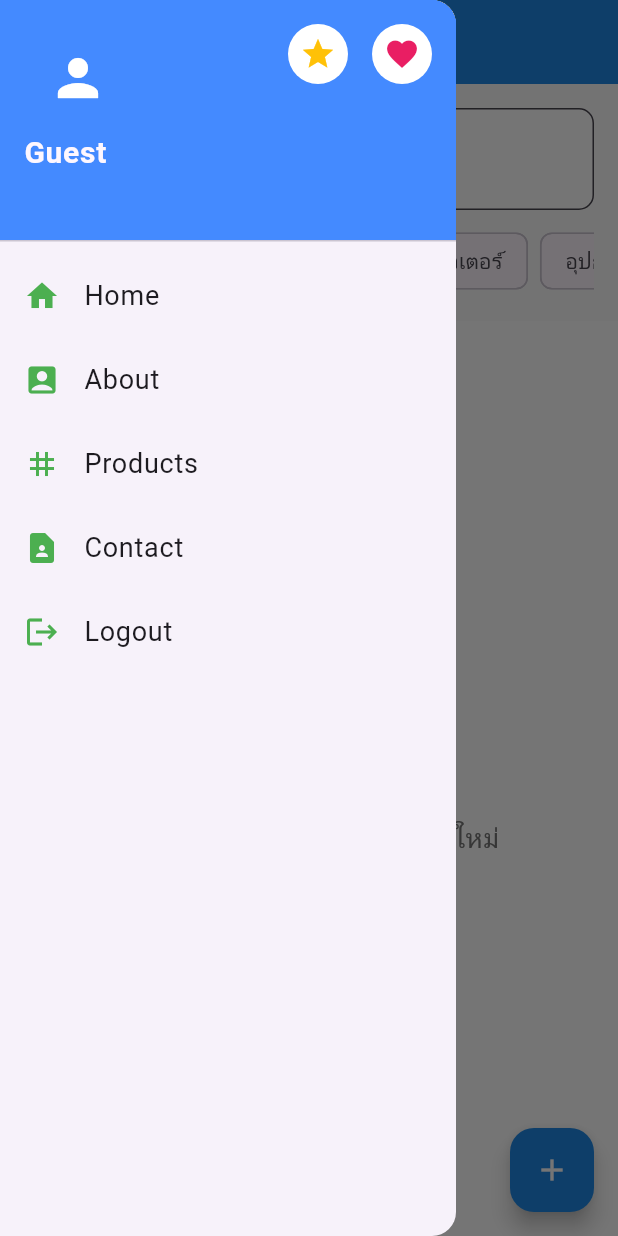
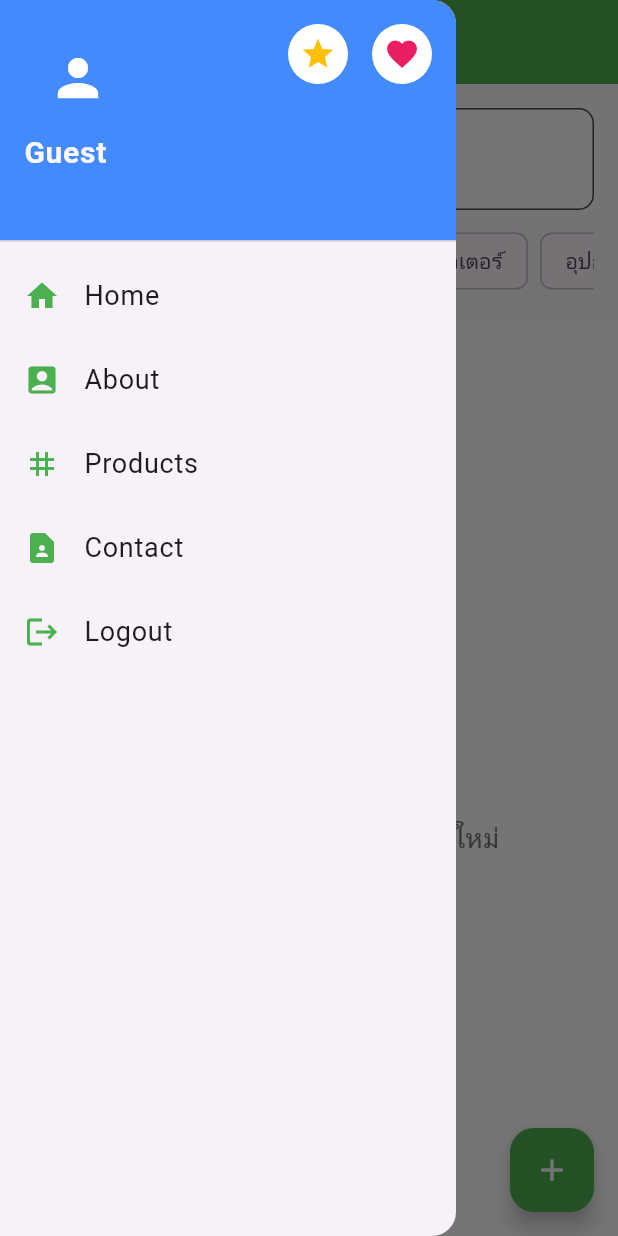
Before and after one commit to Non2412/Transaction_API, a Flutter app: the ProductsScreen screen opened by its route, with the side drawer open, on a phone screen of 412 x 824 dp. Run offline on Flutter 3.47's test engine with Material 3 defaults, Android fonts, the phone set to English and light mode, and no system bars; our stand-ins replace get, hive; accounts and stored records are empty.

Commit message:
Decorative products

```diff
--- a/lib/components/drawer.dart
+++ b/lib/components/drawer.dart
@@ -68,7 +68,7 @@ class AppDrawer extends StatelessWidget {
               },
             ),
             ListTile(
-              leading: Icon(Icons.contact_page, color: Colors.green),
+              leading: Icon(Icons.contact_page, color: const Color.fromRGBO(76, 175, 80, 1)),
               title: Text("Contact"),
               onTap: () {
                 Navigator.of(context).pop();
--- a/lib/screens/about_screen.dart
+++ b/lib/screens/about_screen.dart
@@ -129,7 +129,7 @@ class _AboutScreenState extends State<AboutScreen> {
     return Scaffold(
       appBar: AppBar(
         title: const Text('รายละเอียดสินค้า'),
-        backgroundColor: Colors.blue,
+        backgroundColor: const Color.fromRGBO(76, 175, 80, 1),
         foregroundColor: Colors.white,
         actions: [
           if (productData != null)
--- a/lib/screens/products_screen.dart
+++ b/lib/screens/products_screen.dart
@@ -97,7 +97,7 @@ class _ProductsScreenState extends State<ProductsScreen> {
     return Scaffold(
       appBar: AppBar(
         title: const Text('รายการสินค้า'),
-        backgroundColor: Colors.blue.shade600,
+        backgroundColor: const Color.fromRGBO(76, 175, 80, 1),
         foregroundColor: Colors.white,
         elevation: 0,
       ),
@@ -175,7 +175,7 @@ class _ProductsScreenState extends State<ProductsScreen> {
       // Floating Action Button for Adding Product
       floatingActionButton: FloatingActionButton(
         onPressed: _showAddProductDialog,
-        backgroundColor: Colors.blue.shade600,
+        backgroundColor: const Color.fromRGBO(76, 175, 80, 1),
         foregroundColor: Colors.white,
         tooltip: 'เพิ่มสินค้าใหม่',
         child: const Icon(Icons.add),
@@ -309,7 +309,7 @@ class _ProductsScreenState extends State<ProductsScreen> {
                         child: Text(
                           product.category,
                           style: TextStyle(
-                            color: Colors.blue.shade800,
+                            color: const Color.fromRGBO(76, 175, 80, 1),
                             fontSize: 12,
                             fontWeight: FontWeight.w500,
                           ),
@@ -457,7 +457,7 @@ class _ProductsScreenState extends State<ProductsScreen> {
                   ElevatedButton(
                     onPressed: _saveProduct,
                     style: ElevatedButton.styleFrom(
-                      backgroundColor: Colors.blue.shade600,
+                      backgroundColor: const Color.fromRGBO(76, 175, 80, 1),
                       foregroundColor: Colors.white,
                     ),
                     child: const Text('เพิ่ม'),
```
